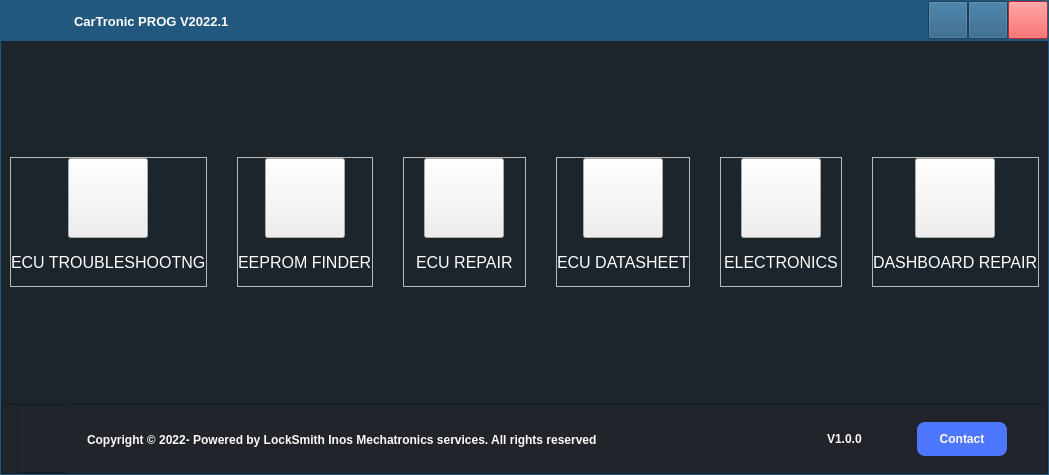
This is qt_ui_files/base.ui in HanslettTheDev/Book_Store_pyqt5 as Qt 5 draws it before an edit. The edited form follows.
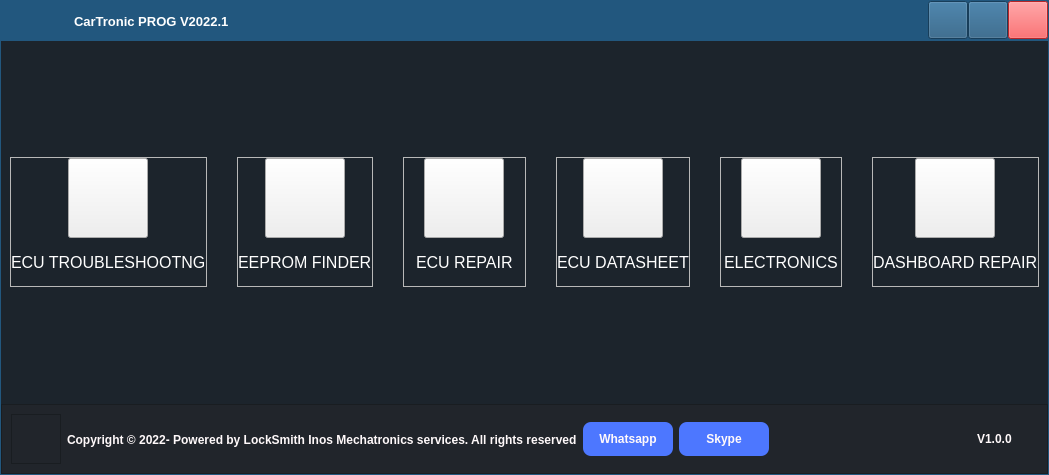
This is the edited form.

```diff
--- a/qt_ui_files/base.ui
+++ b/qt_ui_files/base.ui
@@ -992,22 +992,7 @@
          <property name="frameShadow">
           <enum>QFrame::Raised</enum>
          </property>
-         <layout class="QHBoxLayout" name="horizontalLayout_5">
-          <property name="spacing">
-           <number>20</number>
-          </property>
-          <property name="leftMargin">
-           <number>15</number>
-          </property>
-          <property name="topMargin">
-           <number>0</number>
-          </property>
-          <property name="rightMargin">
-           <number>0</number>
-          </property>
-          <property name="bottomMargin">
-           <number>0</number>
-          </property>
+         <layout class="QHBoxLayout" name="horizontalLayout_3">
           <item>
            <widget class="QFrame" name="frame_2">
             <property name="maximumSize">
@@ -1083,6 +1068,60 @@
            </widget>
           </item>
           <item>
+           <widget class="QPushButton" name="whatsapp_button">
+            <property name="minimumSize">
+             <size>
+              <width>0</width>
+              <height>30</height>
+             </size>
+            </property>
+            <property name="maximumSize">
+             <size>
+              <width>90</width>
+              <height>16777215</height>
+             </size>
+            </property>
+            <property name="accessibleName">
+             <string/>
+            </property>
+            <property name="styleSheet">
+             <string notr="true">background-color: #4D77FF;
+border-radius: 8px;
+padding: 10px;</string>
+            </property>
+            <property name="text">
+             <string>Whatsapp</string>
+            </property>
+           </widget>
+          </item>
+          <item>
+           <widget class="QPushButton" name="skype_button">
+            <property name="minimumSize">
+             <size>
+              <width>0</width>
+              <height>30</height>
+             </size>
+            </property>
+            <property name="maximumSize">
+             <size>
+              <width>90</width>
+              <height>16777215</height>
+             </size>
+            </property>
+            <property name="accessibleName">
+             <string/>
+            </property>
+            <property name="styleSheet">
+             <string notr="true">background-color: #4D77FF;
+border-radius: 8px;
+padding: 10px;</string>
+            </property>
+            <property name="text">
+             <string>Skype</string>
+            </property>
+           </widget>
+          </item>
+          <item alignment="Qt::AlignRight">
            <widget class="QLabel" name="version_label">
             <property name="maximumSize">
              <size>
@@ -1099,33 +1138,6 @@
            </widget>
           </item>
           <item>
-           <widget class="QPushButton" name="whatsapp_button">
-            <property name="minimumSize">
-             <size>
-              <width>0</width>
-              <height>30</height>
-             </size>
-            </property>
-            <property name="maximumSize">
-             <size>
-              <width>90</width>
-              <height>16777215</height>
-             </size>
-            </property>
-            <property name="accessibleName">
-             <string/>
-            </property>
-            <property name="styleSheet">
-             <string notr="true">background-color: #4D77FF;
-border-radius: 8px;
-padding: 10px;</string>
-            </property>
-            <property name="text">
-             <string>Contact</string>
-            </property>
-           </widget>
-          </item>
-          <item alignment="Qt::AlignBottom">
            <widget class="QFrame" name="size_grip">
             <property name="minimumSize">
              <size>
```
